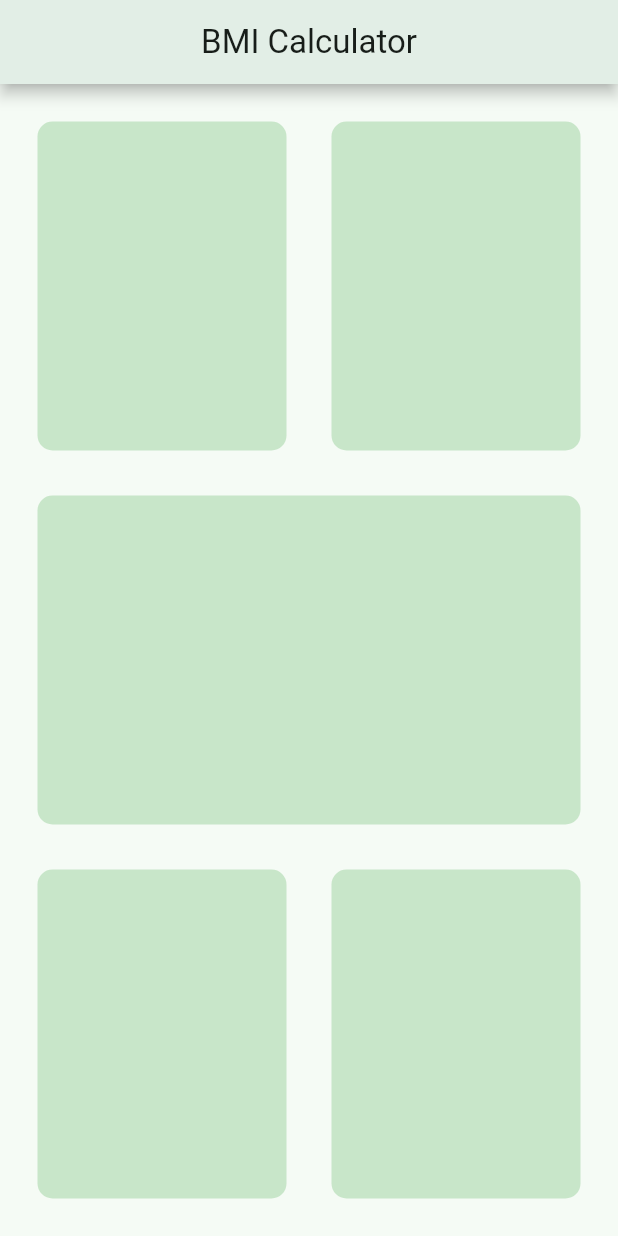
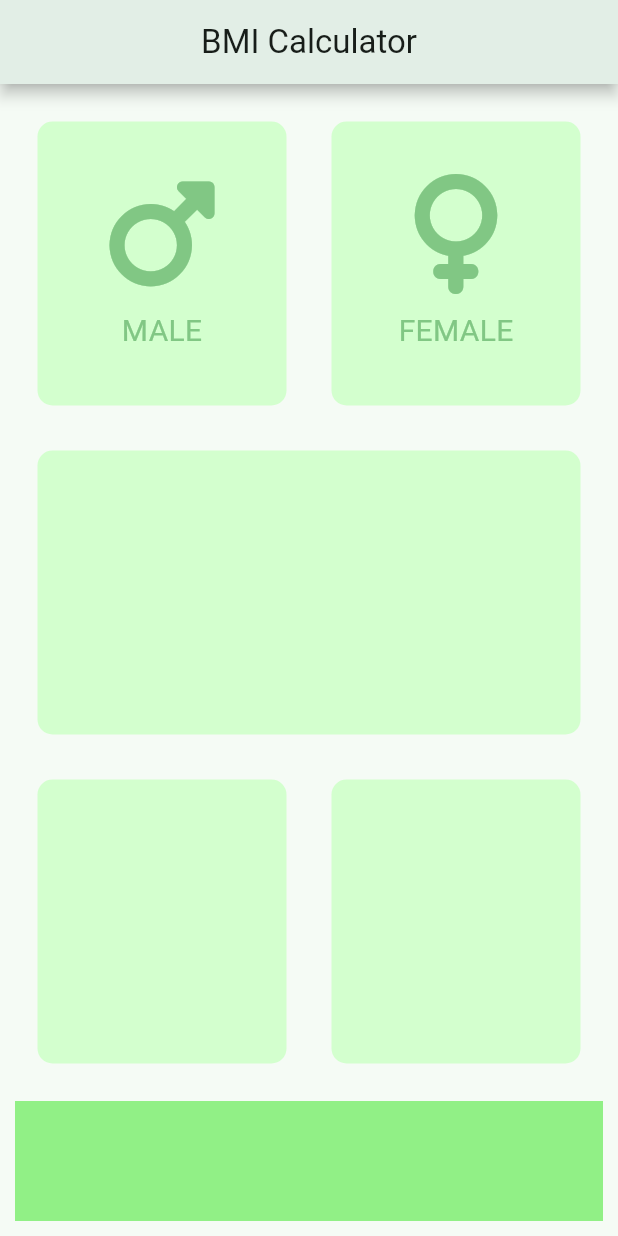
Before and after one commit to Fardeenhimself/flutter_bmi, a Flutter app: the screen it shows after launch, on a phone screen of 412 x 824 dp. Run offline on Flutter 3.47's test engine with Material 3 defaults, Android fonts, the phone set to English and light mode, and no system bars; our stand-ins replace font_awesome_flutter.

Commit message:
UI Updated

```diff
--- a/lib/input_page.dart
+++ b/lib/input_page.dart
@@ -1,4 +1,8 @@
 import 'package:flutter/material.dart';
+import 'package:font_awesome_flutter/font_awesome_flutter.dart';
+
+const bottomContainerHeight = 80.0;
+const activeCardColour = Color(0xFFd3ffce);
 
 class InputPage extends StatefulWidget {
   const InputPage({super.key});
@@ -20,19 +24,41 @@ class _InputPageState extends State<InputPage> {
               Expanded(
                 child: Row(
                   children: [
-                    Expanded(child: CustomCard(colour: Colors.green[100])),
-                    Expanded(child: CustomCard(colour: Colors.green[100])),
+                    Expanded(
+                      child: CustomCard(
+                        cardChild: GenderCard(
+                          icon: FontAwesomeIcons.mars,
+                          text: 'MALE',
+                        ),
+                        colour: activeCardColour,
+                      ),
+                    ),
+                    Expanded(
+                      child: CustomCard(
+                        cardChild: GenderCard(
+                          icon: FontAwesomeIcons.venus,
+                          text: 'FEMALE',
+                        ),
+                        colour: activeCardColour,
+                      ),
+                    ),
                   ],
                 ),
               ),
-              Expanded(child: CustomCard(colour: Colors.green[100])),
+              Expanded(child: CustomCard(colour: activeCardColour)),
               Expanded(
                 child: Row(
                   children: [
-                    Expanded(child: CustomCard(colour: Colors.green[100])),
-                    Expanded(child: CustomCard(colour: Colors.green[100])),
+                    Expanded(child: CustomCard(colour: activeCardColour)),
+                    Expanded(child: CustomCard(colour: activeCardColour)),
                   ],
                 ),
+              ),
+              Container(
+                color: Color(0xFF91f086),
+                margin: EdgeInsets.only(top: 10.0),
+                width: double.infinity,
+                height: bottomContainerHeight,
               ),
             ],
           ),
@@ -42,10 +68,32 @@ class _InputPageState extends State<InputPage> {
   }
 }
 
+class GenderCard extends StatelessWidget {
+  const GenderCard({required this.icon, required this.text});
+
+  final IconData? icon;
+  final String? text;
+  @override
+  Widget build(BuildContext context) {
+    return Column(
+      mainAxisAlignment: MainAxisAlignment.center,
+      children: [
+        Icon(icon, color: Colors.green[300], size: 80.0),
+        SizedBox(height: 10.0),
+        Text(
+          '$text',
+          style: TextStyle(fontSize: 20.0, color: Colors.green[300]),
+        ),
+      ],
+    );
+  }
+}
+
 class CustomCard extends StatelessWidget {
-  const CustomCard({required this.colour});
+  const CustomCard({required this.colour, this.cardChild});
 
   final Color? colour;
+  final Widget? cardChild;
 
   @override
   Widget build(BuildContext context) {
@@ -55,6 +103,7 @@ class CustomCard extends StatelessWidget {
         color: colour,
         borderRadius: BorderRadius.circular(10.0),
       ),
+      child: cardChild,
     );
   }
 }
--- a/pubspec.yaml
+++ b/pubspec.yaml
@@ -34,6 +34,7 @@ dependencies:
   # The following adds the Cupertino Icons font to your application.
   # Use with the CupertinoIcons class for iOS style icons.
   cupertino_icons: ^1.0.8
+  font_awesome_flutter: ^10.8.0
 
 dev_dependencies:
   flutter_test:
```
Also changed, not shown: pubspec.lock.
